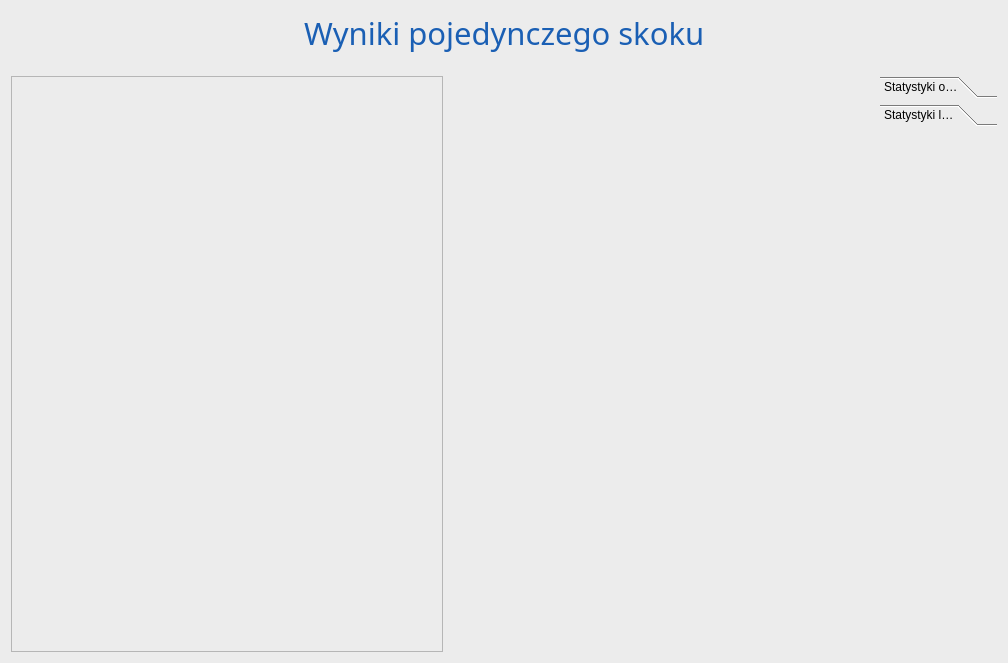
Qt form UI/SingleJumps/SingleJumpsResultsWindow.ui (SiekamCebule/sj-sim) before a commit.
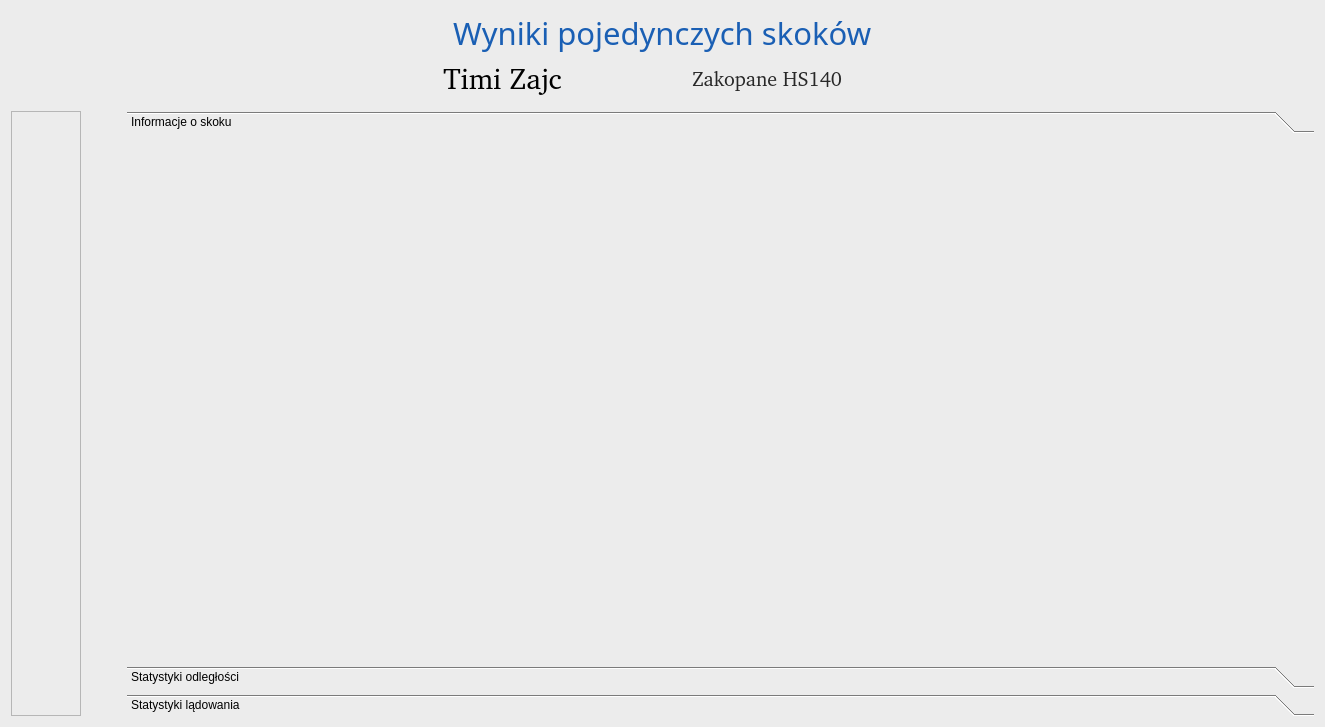
The same form after that commit.

Commit message: Szczegółowa informacja o skoku w trybie pojedynczego skoku

What changed in the file:
```diff
--- a/UI/SingleJumps/SingleJumpsResultsWindow.ui
+++ b/UI/SingleJumps/SingleJumpsResultsWindow.ui
@@ -6,8 +6,8 @@
    <rect>
     <x>0</x>
     <y>0</y>
-    <width>1008</width>
-    <height>663</height>
+    <width>1325</width>
+    <height>727</height>
    </rect>
   </property>
   <property name="windowTitle">
@@ -47,7 +47,7 @@
 }</string>
        </property>
        <property name="text">
-        <string>Wyniki pojedynczego skoku</string>
+        <string>Wyniki pojedynczych skoków</string>
        </property>
       </widget>
      </item>
@@ -66,6 +66,142 @@
      </item>
     </layout>
    </item>
+   <item>
+    <layout class="QHBoxLayout" name="horizontalLayout_2">
+     <item>
+      <spacer name="horizontalSpacer_2">
+       <property name="orientation">
+        <enum>Qt::Horizontal</enum>
+       </property>
+       <property name="sizeHint" stdset="0">
+        <size>
+         <width>40</width>
+         <height>20</height>
+        </size>
+       </property>
+      </spacer>
+     </item>
+     <item>
+      <widget class="QLabel" name="label_jumperNameAndSurname">
+       <property name="font">
+        <font>
+         <family>Quicksand [PfEd]</family>
+         <pointsize>22</pointsize>
+         <bold>false</bold>
+        </font>
+       </property>
+       <property name="styleSheet">
+        <string notr="true">color: black;</string>
+       </property>
+       <property name="text">
+        <string>Timi Zajc</string>
+       </property>
+       <property name="alignment">
+        <set>Qt::AlignCenter</set>
+       </property>
+      </widget>
+     </item>
+     <item>
+      <spacer name="horizontalSpacer_4">
+       <property name="orientation">
+        <enum>Qt::Horizontal</enum>
+       </property>
+       <property name="sizeType">
+        <enum>QSizePolicy::Maximum</enum>
+       </property>
+       <property name="sizeHint" stdset="0">
+        <size>
+         <width>3</width>
+         <height>20</height>
+        </size>
+       </property>
+      </spacer>
+     </item>
+     <item>
+      <widget class="QLabel" name="label_jumperFlag">
+       <property name="minimumSize">
+        <size>
+         <width>45</width>
+         <height>26</height>
+        </size>
+       </property>
+       <property name="maximumSize">
+        <size>
+         <width>45</width>
+         <height>26</height>
+        </size>
+       </property>
+       <property name="text">
+        <string/>
+       </property>
+      </widget>
+     </item>
+     <item>
+      <spacer name="horizontalSpacer_5">
+       <property name="orientation">
+        <enum>Qt::Horizontal</enum>
+       </property>
+       <property name="sizeType">
+        <enum>QSizePolicy::Maximum</enum>
+       </property>
+       <property name="sizeHint" stdset="0">
+        <size>
+         <width>70</width>
+         <height>20</height>
+        </size>
+       </property>
+      </spacer>
+     </item>
+     <item>
+      <widget class="QLabel" name="label_hillName">
+       <property name="font">
+        <font>
+         <family>Quicksand [PfEd]</family>
+         <pointsize>15</pointsize>
+        </font>
+       </property>
+       <property name="styleSheet">
+        <string notr="true">color: rgb(40, 40, 40);</string>
+       </property>
+       <property name="text">
+        <string>Zakopane HS140</string>
+       </property>
+      </widget>
+     </item>
+     <item>
+      <widget class="QLabel" name="label_hillFlag">
+       <property name="minimumSize">
+        <size>
+         <width>35</width>
+         <height>21</height>
+        </size>
+       </property>
+       <property name="maximumSize">
+        <size>
+         <width>35</width>
+         <height>21</height>
+        </size>
+       </property>
+       <property name="text">
+        <string/>
+       </property>
+      </widget>
+     </item>
+     <item>
+      <spacer name="horizontalSpacer_3">
+       <property name="orientation">
+        <enum>Qt::Horizontal</enum>
+       </property>
+       <property name="sizeHint" stdset="0">
+        <size>
+         <width>40</width>
+         <height>20</height>
+        </size>
+       </property>
+      </spacer>
+     </item>
+    </layout>
+   </item>
    <item>
     <spacer name="verticalSpacer">
      <property name="orientation">
@@ -77,7 +213,7 @@
      <property name="sizeHint" stdset="0">
       <size>
        <width>20</width>
-       <height>15</height>
+       <height>9</height>
       </size>
      </property>
     </spacer>
@@ -86,6 +222,12 @@
     <layout class="QHBoxLayout" name="horizontalLayout">
      <item>
       <widget class="QScrollArea" name="scrollArea">
+       <property name="sizePolicy">
+        <sizepolicy hsizetype="Minimum" vsizetype="Expanding">
+         <horstretch>0</horstretch>
+         <verstretch>0</verstretch>
+        </sizepolicy>
+       </property>
        <property name="styleSheet">
         <string notr="true">QScrollArea{ background: transparent; } QScrollBar::handle{ border: 2px solid rgb(101, 23, 23); background-color: rgb(255, 229, 190); height: 10px; width: 5px; }</string>
        </property>
@@ -97,8 +239,8 @@
          <rect>
           <x>0</x>
           <y>0</y>
-          <width>421</width>
-          <height>573</height>
+          <width>68</width>
+          <height>598</height>
          </rect>
         </property>
         <layout class="QVBoxLayout" name="verticalLayout">
@@ -114,6 +256,9 @@
        <property name="orientation">
         <enum>Qt::Horizontal</enum>
        </property>
+       <property name="sizeType">
+        <enum>QSizePolicy::Maximum</enum>
+       </property>
        <property name="sizeHint" stdset="0">
         <size>
          <width>40</width>
@@ -125,7 +270,7 @@
      <item>
       <widget class="QToolBox" name="toolBox">
        <property name="sizePolicy">
-        <sizepolicy hsizetype="Maximum" vsizetype="Minimum">
+        <sizepolicy hsizetype="Expanding" vsizetype="Expanding">
          <horstretch>0</horstretch>
          <verstretch>0</verstretch>
         </sizepolicy>
@@ -136,8 +281,26 @@
 }</string>
        </property>
        <property name="currentIndex">
-        <number>1</number>
+        <number>0</number>
        </property>
+       <widget class="QWidget" name="page_jumpInformations">
+        <property name="geometry">
+         <rect>
+          <x>0</x>
+          <y>0</y>
+          <width>1183</width>
+          <height>513</height>
+         </rect>
+        </property>
+        <attribute name="label">
+         <string>Informacje o skoku</string>
+        </attribute>
+        <layout class="QVBoxLayout" name="verticalLayout_4">
+         <item>
+          <layout class="QVBoxLayout" name="verticalLayout_jumpInfos"/>
+         </item>
+        </layout>
+       </widget>
        <widget class="QWidget" name="page_distanceStatistics">
         <property name="geometry">
          <rect>
```
Left out of the diff: 8 changed lines with no effect on the pictures. The commit also changes 25 other files.
